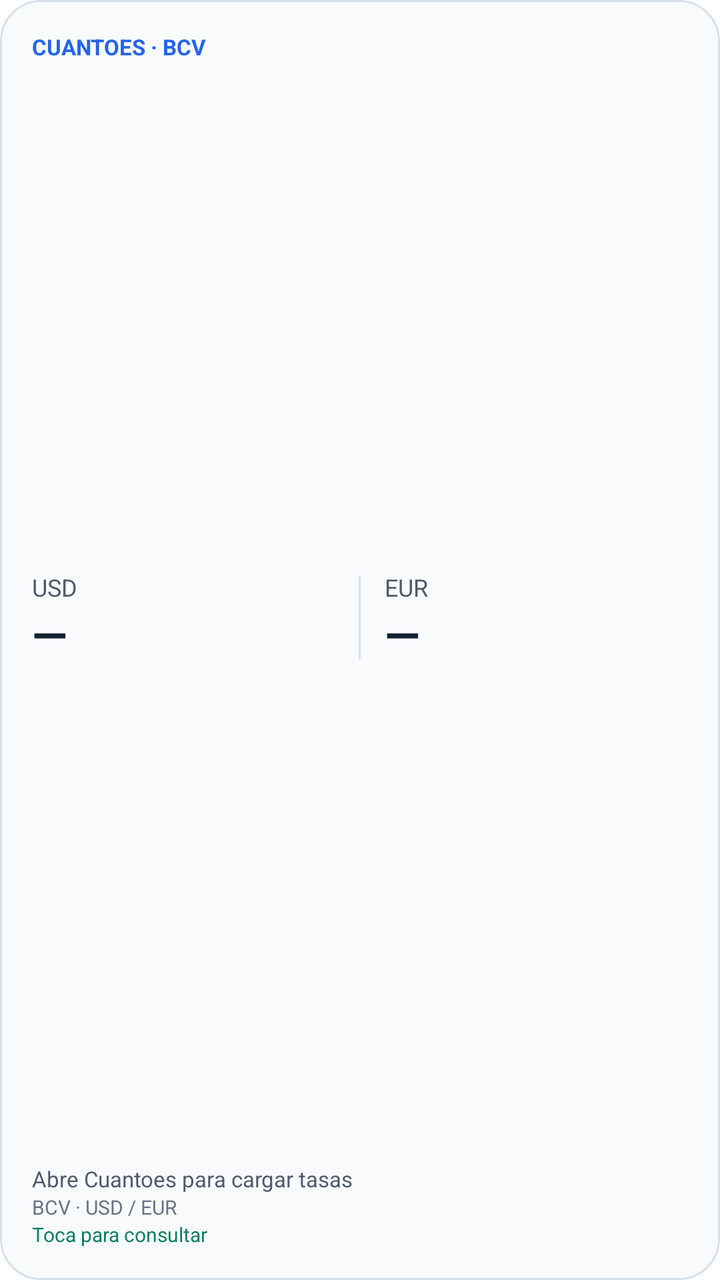
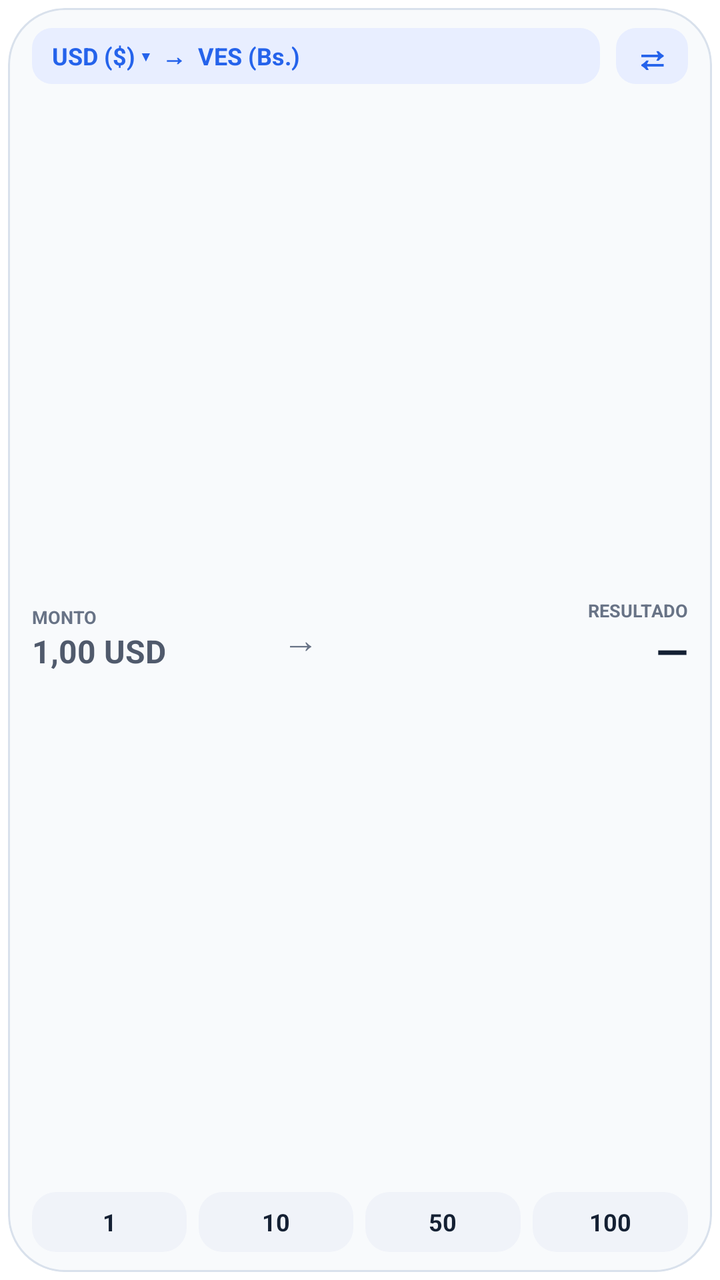

The first picture is an Android layout as it rendered before a commit; the second is the same layout after the commit. The layout source and the unified diff follow.
<!-- AndroidManifest.xml: fallback theme Theme.MaterialComponents.DayNight.NoActionBar -->
<!-- res/layout/widget_bcv.xml -->
<?xml version="1.0" encoding="utf-8"?>
<LinearLayout xmlns:android="http://schemas.android.com/apk/res/android"
    android:id="@+id/widget_root"
    android:layout_width="match_parent"
    android:layout_height="match_parent"
    android:background="@drawable/widget_bcv_background"
    android:gravity="center_vertical"
    android:orientation="vertical"
    android:padding="16dp">

    <TextView
        android:layout_width="match_parent"
        android:layout_height="wrap_content"
        android:text="CUANTOES · BCV"
        android:textColor="@color/widget_accent"
        android:textSize="11sp"
        android:textStyle="bold" />

    <LinearLayout
        android:layout_width="match_parent"
        android:layout_height="0dp"
        android:layout_weight="1"
        android:gravity="center_vertical"
        android:orientation="horizontal"
        android:paddingTop="5dp">

        <LinearLayout
            android:layout_width="0dp"
            android:layout_height="wrap_content"
            android:layout_weight="1"
            android:orientation="vertical">
            <TextView
                android:layout_width="wrap_content"
                android:layout_height="wrap_content"
                android:text="USD"
                android:textColor="@color/widget_text_secondary"
                android:textSize="12sp" />
            <TextView
                android:id="@+id/widget_usd_rate"
                android:layout_width="match_parent"
                android:layout_height="wrap_content"
                android:ellipsize="end"
                android:singleLine="true"
                android:text="—"
                android:textColor="@color/widget_text_primary"
                android:textSize="23sp"
                android:textStyle="bold" />
        </LinearLayout>

        <ImageView
            android:layout_width="1dp"
            android:layout_height="42dp"
            android:layout_marginHorizontal="12dp"
            android:background="@color/widget_divider"
            android:contentDescription="@null"
            android:importantForAccessibility="no" />

        <LinearLayout
            android:layout_width="0dp"
            android:layout_height="wrap_content"
            android:layout_weight="1"
            android:orientation="vertical">
            <TextView
                android:layout_width="wrap_content"
                android:layout_height="wrap_content"
                android:text="EUR"
                android:textColor="@color/widget_text_secondary"
                android:textSize="12sp" />
            <TextView
                android:id="@+id/widget_eur_rate"
                android:layout_width="match_parent"
                android:layout_height="wrap_content"
                android:ellipsize="end"
                android:singleLine="true"
                android:text="—"
                android:textColor="@color/widget_text_primary"
                android:textSize="23sp"
                android:textStyle="bold" />
        </LinearLayout>
    </LinearLayout>

    <TextView
        android:id="@+id/widget_effective_date"
        android:layout_width="match_parent"
        android:layout_height="wrap_content"
        android:ellipsize="end"
        android:singleLine="true"
        android:text="Abre Cuantoes para cargar tasas"
        android:textColor="@color/widget_text_secondary"
        android:textSize="11sp" />
    <TextView
        android:id="@+id/widget_source"
        android:layout_width="match_parent"
        android:layout_height="wrap_content"
        android:ellipsize="end"
        android:singleLine="true"
        android:text="BCV · USD / EUR"
        android:textColor="@color/widget_text_subtle"
        android:textSize="10sp" />
    <TextView
        android:id="@+id/widget_status"
        android:layout_width="match_parent"
        android:layout_height="wrap_content"
        android:ellipsize="end"
        android:singleLine="true"
        android:text="Toca para consultar"
        android:textColor="@color/widget_status"
        android:textSize="10sp" />
</LinearLayout>
<!-- resources referenced by this layout -->
<resources>
  <color name="widget_accent">#FF2563EB</color>
  <color name="widget_divider">#FFD9E1EC</color>
  <color name="widget_status">#FF087F5B</color>
  <color name="widget_text_primary">#FF142033</color>
  <color name="widget_text_secondary">#FF505A6C</color>
  <color name="widget_text_subtle">#FF687386</color>
  <!-- drawable widget_bcv_background (drawable) -->
  <?xml version="1.0" encoding="utf-8"?>
  <shape xmlns:android="http://schemas.android.com/apk/res/android" android:shape="rectangle">
      <solid android:color="@color/widget_background" />
      <corners android:radius="20dp" />
      <stroke android:width="1dp" android:color="@color/widget_stroke" />
  </shape>
  <color name="widget_background">#FFF8FAFC</color>
  <color name="widget_stroke">#FFD9E1EC</color>
</resources>

<!-- the commit's change to res/layout/widget_bcv.xml (unified diff, before → after) -->
@@ -1,109 +1,147 @@
 <?xml version="1.0" encoding="utf-8"?>
-<LinearLayout xmlns:android="http://schemas.android.com/apk/res/android"
+<FrameLayout xmlns:android="http://schemas.android.com/apk/res/android"
     android:id="@+id/widget_root"
     android:layout_width="match_parent"
     android:layout_height="match_parent"
-    android:background="@drawable/widget_bcv_background"
-    android:gravity="center_vertical"
-    android:orientation="vertical"
-    android:padding="16dp">
-
-    <TextView
-        android:layout_width="match_parent"
-        android:layout_height="wrap_content"
-        android:text="CUANTOES · BCV"
-        android:textColor="@color/widget_accent"
-        android:textSize="11sp"
-        android:textStyle="bold" />
+    android:padding="4dp">
 
     <LinearLayout
         android:layout_width="match_parent"
-        android:layout_height="0dp"
-        android:layout_weight="1"
+        android:layout_height="match_parent"
+        android:background="@drawable/widget_bcv_background"
+        android:clipToOutline="true"
         android:gravity="center_vertical"
-        android:orientation="horizontal"
-        android:paddingTop="5dp">
+        android:orientation="vertical"
+        android:outlineProvider="background"
+        android:paddingHorizontal="12dp"
+        android:paddingVertical="10dp">
 
         <LinearLayout
-            android:layout_width="0dp"
-            android:layout_height="wrap_content"
+            android:layout_width="match_parent"
+            android:layout_height="28dp"
+            android:gravity="center_vertical"
+            android:orientation="horizontal">
+
+            <TextView
+                android:id="@+id/widget_pair_button"
+                android:layout_width="0dp"
+                android:layout_height="match_parent"
+                android:layout_weight="1"
+                android:background="@drawable/widget_action_background"
+                android:gravity="center_vertical"
+                android:paddingHorizontal="10dp"
+                android:singleLine="true"
+                android:text="USD ($) ▾  →  VES (Bs.)"
+                android:textColor="@color/widget_accent"
+                android:textSize="12sp"
+                android:textStyle="bold" />
+
+            <TextView
+                android:id="@+id/widget_swap_button"
+                android:layout_width="36dp"
+                android:layout_height="match_parent"
+                android:layout_marginStart="8dp"
+                android:background="@drawable/widget_action_background"
+                android:contentDescription="Intercambiar sentido"
+                android:gravity="center"
+                android:text="⇄"
+                android:textColor="@color/widget_accent"
+                android:textSize="18sp"
+                android:textStyle="bold" />
+        </LinearLayout>
+
+        <LinearLayout
+            android:layout_width="match_parent"
+            android:layout_height="0dp"
             android:layout_weight="1"
-            android:orientation="vertical">
+            android:gravity="center_vertical"
+            android:orientation="horizontal"
+            android:paddingTop="5dp"
+            android:paddingBottom="4dp">
+
+            <LinearLayout
+                android:layout_width="0dp"
+                android:layout_height="wrap_content"
+                android:layout_weight="0.8"
+                android:orientation="vertical">
+                <TextView
+                    android:layout_width="wrap_content"
+                    android:layout_height="wrap_content"
+                    android:text="MONTO"
+                    android:textColor="@color/widget_text_subtle"
+                    android:textSize="9sp"
+                    android:textStyle="bold" />
+                <TextView
+                    android:id="@+id/widget_amount"
+                    android:layout_width="match_parent"
+                    android:layout_height="wrap_content"
+                    android:ellipsize="end"
+                    android:singleLine="true"
+                    android:text="1,00 USD"
+                    android:textColor="@color/widget_text_secondary"
+                    android:textSize="16sp"
+                    android:textStyle="bold" />
+            </LinearLayout>
+
             <TextView
                 android:layout_width="wrap_content"
                 android:layout_height="wrap_content"
-                android:text="USD"
-                android:textColor="@color/widget_text_secondary"
-                android:textSize="12sp" />
-            <TextView
-                android:id="@+id/widget_usd_rate"
-                android:layout_width="match_parent"
+                android:layout_marginHorizontal="7dp"
+                android:text="→"
+                android:textColor="@color/widget_text_subtle"
+                android:textSize="18sp" />
+
+            <LinearLayout
+                android:layout_width="0dp"
                 android:layout_height="wrap_content"
-                android:ellipsize="end"
-                android:singleLine="true"
-                android:text="—"
-                android:textColor="@color/widget_text_primary"
-                android:textSize="23sp"
-                android:textStyle="bold" />
+                android:layout_weight="1.2"
+                android:gravity="end"
+                android:orientation="vertical">
+                <TextView
+                    android:layout_width="wrap_content"
+                    android:layout_height="wrap_content"
+                    android:text="RESULTADO"
+                    android:textColor="@color/widget_text_subtle"
+                    android:textSize="9sp"
+                    android:textStyle="bold" />
+                <TextView
+                    android:id="@+id/widget_result"
+                    android:layout_width="match_parent"
+                    android:layout_height="wrap_content"
+                    android:ellipsize="end"
+                    android:gravity="end"
+                    android:singleLine="true"
+                    android:text="—"
+                    android:textColor="@color/widget_text_primary"
+                    android:textSize="21sp"
+                    android:textStyle="bold" />
+            </LinearLayout>
         </LinearLayout>
 
-        <ImageView
-            android:layout_width="1dp"
-            android:layout_height="42dp"
-            android:layout_marginHorizontal="12dp"
-            android:background="@color/widget_divider"
-            android:contentDescription="@null"
-            android:importantForAccessibility="no" />
+        <LinearLayout
+            android:layout_width="match_parent"
+            android:layout_height="30dp"
+            android:orientation="horizontal">
 
-        <LinearLayout
-            android:layout_width="0dp"
-            android:layout_height="wrap_content"
-            android:layout_weight="1"
-            android:orientation="vertical">
             <TextView
-                android:layout_width="wrap_content"
-                android:layout_height="wrap_content"
-                android:text="EUR"
-                android:textColor="@color/widget_text_secondary"
-                android:textSize="12sp" />
+                android:id="@+id/widget_amount_1"
+                style="@style/WidgetPresetButton"
+                android:text="1" />
             <TextView
-                android:id="@+id/widget_eur_rate"
-                android:layout_width="match_parent"
-                android:layout_height="wrap_content"
-                android:ellipsize="end"
-                android:singleLine="true"
-                android:text="—"
-                android:textColor="@color/widget_text_primary"
-                android:textSize="23sp"
-                android:textStyle="bold" />
+                android:id="@+id/widget_amount_10"
+                style="@style/WidgetPresetButton"
+                android:layout_marginStart="6dp"
+                android:text="10" />
+            <TextView
+                android:id="@+id/widget_amount_50"
+                style="@style/WidgetPresetButton"
+                android:layout_marginStart="6dp"
+                android:text="50" />
+            <TextView
+                android:id="@+id/widget_amount_100"
+                style="@style/WidgetPresetButton"
+                android:layout_marginStart="6dp"
+                android:text="100" />
         </LinearLayout>
     </LinearLayout>
-
-    <TextView
-        android:id="@+id/widget_effective_date"
-        android:layout_width="match_parent"
-        android:layout_height="wrap_content"
-        android:ellipsize="end"
-        android:singleLine="true"
-        android:text="Abre Cuantoes para cargar tasas"
-        android:textColor="@color/widget_text_secondary"
-        android:textSize="11sp" />
-    <TextView
-        android:id="@+id/widget_source"
-        android:layout_width="match_parent"
-        android:layout_height="wrap_content"
-        android:ellipsize="end"
-        android:singleLine="true"
-        android:text="BCV · USD / EUR"
-        android:textColor="@color/widget_text_subtle"
-        android:textSize="10sp" />
-    <TextView
-        android:id="@+id/widget_status"
-        android:layout_width="match_parent"
-        android:layout_height="wrap_content"
-        android:ellipsize="end"
-        android:singleLine="true"
-        android:text="Toca para consultar"
-        android:textColor="@color/widget_status"
-        android:textSize="10sp" />
-</LinearLayout>
+</FrameLayout>
<!-- resource entries referenced after the edit -->
@@ -1,19 +1,42 @@
 <!-- resources referenced by this layout -->
 <resources>
   <color name="widget_accent">#FF2563EB</color>
-  <color name="widget_divider">#FFD9E1EC</color>
-  <color name="widget_status">#FF087F5B</color>
   <color name="widget_text_primary">#FF142033</color>
   <color name="widget_text_secondary">#FF505A6C</color>
   <color name="widget_text_subtle">#FF687386</color>
+  <!-- drawable widget_action_background (drawable) -->
+  <?xml version="1.0" encoding="utf-8"?>
+  <shape xmlns:android="http://schemas.android.com/apk/res/android" android:shape="rectangle">
+      <solid android:color="@color/widget_action_background" />
+      <corners android:radius="10dp" />
+  </shape>
   <!-- drawable widget_bcv_background (drawable) -->
   <?xml version="1.0" encoding="utf-8"?>
   <shape xmlns:android="http://schemas.android.com/apk/res/android" android:shape="rectangle">
       <solid android:color="@color/widget_background" />
-      <corners android:radius="20dp" />
+      <corners android:radius="@dimen/widget_corner_radius" />
       <stroke android:width="1dp" android:color="@color/widget_stroke" />
   </shape>
+  <style name="WidgetPresetButton">
+          <item name="android:layout_width">0dp</item>
+          <item name="android:layout_height">match_parent</item>
+          <item name="android:layout_weight">1</item>
+          <item name="android:background">@drawable/widget_preset_background</item>
+          <item name="android:gravity">center</item>
+          <item name="android:textColor">@color/widget_text_primary</item>
+          <item name="android:textSize">12sp</item>
+          <item name="android:textStyle">bold</item>
+      </style>
+  <color name="widget_action_background">#FFE8EEFF</color>
   <color name="widget_background">#FFF8FAFC</color>
+  <dimen name="widget_corner_radius">24dp</dimen>
   <color name="widget_stroke">#FFD9E1EC</color>
+  <!-- drawable widget_preset_background (drawable) -->
+  <?xml version="1.0" encoding="utf-8"?>
+  <shape xmlns:android="http://schemas.android.com/apk/res/android" android:shape="rectangle">
+      <solid android:color="@color/widget_preset_background" />
+      <corners android:radius="12dp" />
+  </shape>
+  <color name="widget_preset_background">#FFF0F3F9</color>
 </resources>
 
